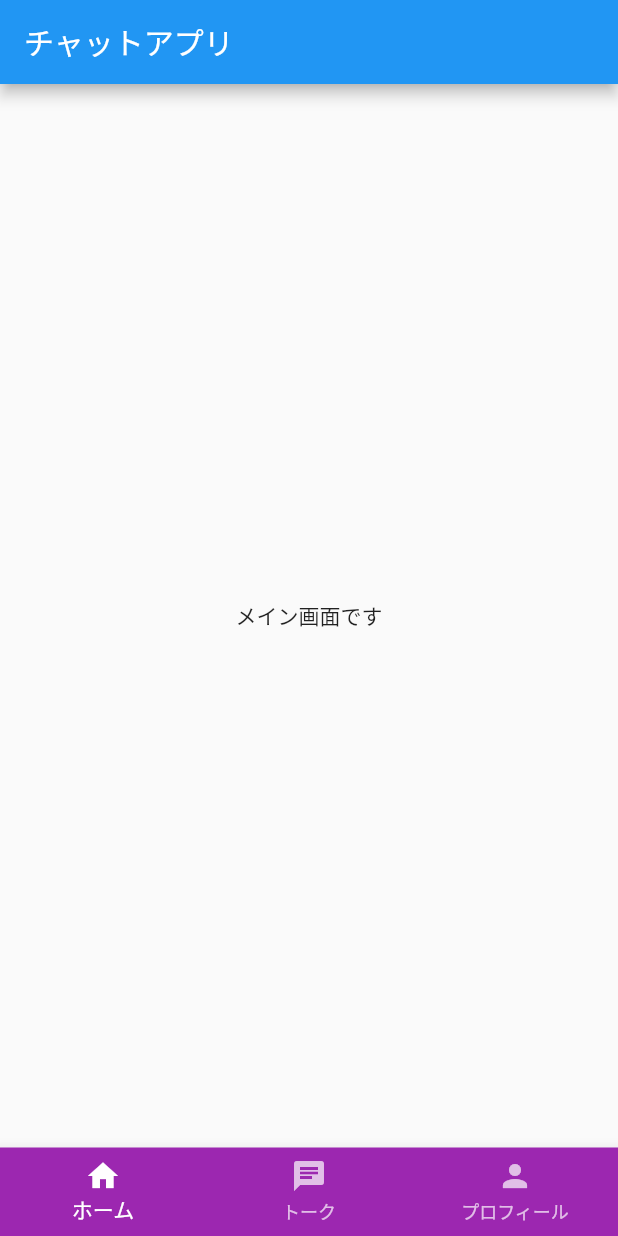
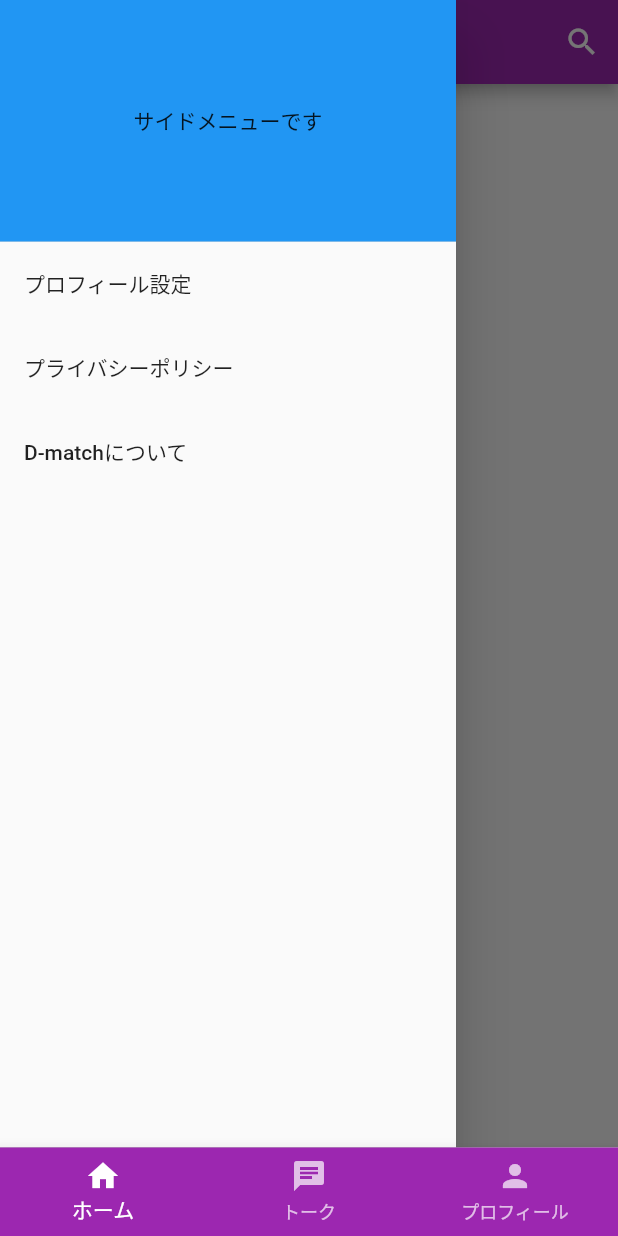
Before and after one commit to Kei-kei-dev/D-match, a Flutter app: the screen it shows after launch, with the side drawer open (before the commit the screen has no drawer), on a phone screen of 412 x 824 dp. Run offline on Flutter 3.47's test engine with Material 2 defaults, Android fonts, the light colour scheme and no system bars; our stand-ins replace cloud_firestore, firebase_core, firebase_storage, flutter_riverpod, image_picker, shared_preferences; accounts and stored records are empty; statements that could not run were skipped.

Commit message:
ドロワーと検索マークの追加

```diff
--- a/lib/pages/chat_list.dart
+++ b/lib/pages/chat_list.dart
@@ -16,7 +16,8 @@ class _ChatListState extends State<ChatList> {
   Widget build(BuildContext context) {
     return Scaffold(
       appBar: AppBar(
-        title: const Text('チャットアプリ'),
+        title: const Text('トーク画面'),
+        backgroundColor: Colors.purple,
       ),
       body: StreamBuilder<QuerySnapshot>(
           stream: RoomFirestore.joinedRoomSnapshot,
--- a/lib/pages/profile_page.dart
+++ b/lib/pages/profile_page.dart
@@ -41,6 +41,7 @@ class _ProfilePageState extends State<ProfilePage> {
     return Scaffold(
       appBar: AppBar(
         title: const Text('プロフィール編集'),
+        backgroundColor: Colors.purple,
       ),
       body: Padding(
         padding: const EdgeInsets.all(20.0),
--- /dev/null
+++ b/lib/pages/side_menu.dart
@@ -0,0 +1,40 @@
+import 'package:flutter/material.dart';
+
+class SideMenu extends StatelessWidget {
+  const SideMenu({super.key});
+
+  @override
+  Widget build(BuildContext context) {
+    return ListView(
+      children: [
+        DrawerHeader(
+          padding: const EdgeInsets.all(0),
+          margin: const EdgeInsets.all(0),
+          child: Container(
+            color: Colors.blue,
+            alignment: Alignment.center,
+            child: const Text('サイドメニューです'),
+          ),
+        ),
+        ListTile(
+          title: const Text('プロフィール設定'),
+          onTap: () {
+            debugPrint('リストタイル A をタップしました');
+          },
+        ),
+        ListTile(
+          title: const Text('プライバシーポリシー'),
+          onTap: () {
+            debugPrint('リストタイル B をタップしました');
+          },
+        ),
+        ListTile(
+          title: const Text('D-matchについて'),
+          onTap: () {
+            debugPrint('リストタイル C をタップしました');
+          },
+        ),
+      ],
+    );
+  }
+}
--- a/lib/pages/top_page.dart
+++ b/lib/pages/top_page.dart
@@ -1,4 +1,9 @@
 import 'package:flutter/material.dart';
+import 'package:d_match/pages/side_menu.dart';
+
+final drawer = Drawer(
+  child: SideMenu(),
+);
 
 class TopPage extends StatefulWidget {
   const TopPage({super.key});
@@ -12,9 +17,14 @@ class _TopPageState extends State<TopPage> {
   Widget build(BuildContext context) {
     return Scaffold(
       appBar: AppBar(
-        title: const Text('チャットアプリ'),
+        title: const Text('ホーム画面'),
+        backgroundColor: Colors.purple,
+        actions: [
+          IconButton(onPressed: () => {}, icon: const Icon(Icons.search))
+        ],
       ),
-      body: const Center(child: Text('メイン画面です')),
+      drawer: drawer,
+      body: const Center(child: Text('開発中です')),
     );
   }
 }
```
